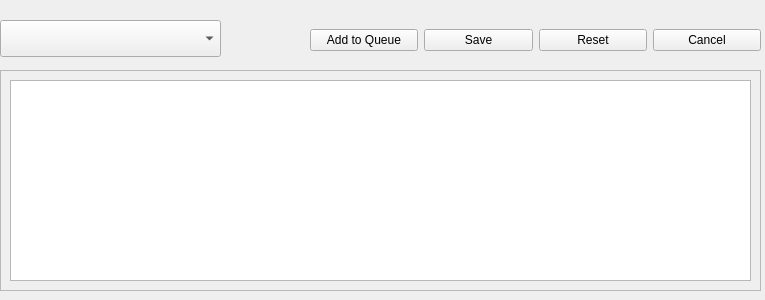
First picture: the form in src/QSviz/resources/planeditor.ui, repository BCDA-APS/QSview, before the edit.
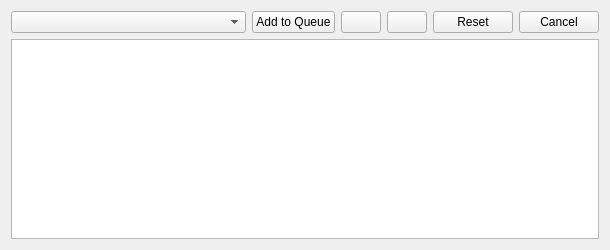
Second picture: the form after the edit. Icons and pictures are not drawn.

Commit message: Update UI files to include proper layouts and add icons

Patch:
```diff
--- a/src/QSviz/resources/planeditor.ui
+++ b/src/QSviz/resources/planeditor.ui
@@ -6,89 +6,105 @@
    <rect>
     <x>0</x>
     <y>0</y>
-    <width>765</width>
-    <height>300</height>
+    <width>610</width>
+    <height>250</height>
    </rect>
   </property>
   <property name="windowTitle">
    <string>Form</string>
   </property>
-  <widget class="QFrame" name="frame">
-   <property name="geometry">
-    <rect>
-     <x>0</x>
-     <y>70</y>
-     <width>761</width>
-     <height>221</height>
-    </rect>
-   </property>
-   <property name="frameShape">
-    <enum>QFrame::StyledPanel</enum>
-   </property>
-   <property name="frameShadow">
-    <enum>QFrame::Raised</enum>
-   </property>
-   <widget class="QTableView" name="tableView">
-    <property name="geometry">
-     <rect>
-      <x>10</x>
-      <y>10</y>
-      <width>741</width>
-      <height>201</height>
-     </rect>
-    </property>
-   </widget>
-  </widget>
-  <widget class="QComboBox" name="planSelectBox">
-   <property name="geometry">
-    <rect>
-     <x>0</x>
-     <y>20</y>
-     <width>221</width>
-     <height>37</height>
-    </rect>
-   </property>
-  </widget>
-  <widget class="QWidget" name="horizontalLayoutWidget">
-   <property name="geometry">
-    <rect>
-     <x>310</x>
-     <y>20</y>
-     <width>451</width>
-     <height>41</height>
-    </rect>
-   </property>
-   <layout class="QHBoxLayout" name="horizontalLayout">
-    <item>
-     <widget class="QPushButton" name="addToQueueButton">
-      <property name="text">
-       <string>Add to Queue</string>
+  <layout class="QVBoxLayout" name="verticalLayout">
+   <item>
+    <layout class="QGridLayout" name="gridLayout" columnstretch="2,0,0,0,0,0">
+     <item row="0" column="0">
+      <widget class="QComboBox" name="planSelectBox"/>
+     </item>
+     <item row="0" column="5">
+      <widget class="QPushButton" name="cancelButton">
+       <property name="toolTip">
+        <string>Cancel</string>
+       </property>
+       <property name="text">
+        <string>Cancel</string>
+       </property>
+      </widget>
+     </item>
+     <item row="0" column="4">
+      <widget class="QPushButton" name="resetButton">
+       <property name="toolTip">
+        <string>Reset plan</string>
+       </property>
+       <property name="text">
+        <string>Reset</string>
+       </property>
+      </widget>
+     </item>
+     <item row="0" column="3">
+      <widget class="QPushButton" name="saveButton">
+       <property name="toolTip">
+        <string>Save plan</string>
+       </property>
+       <property name="icon">
+        <iconset>
+         <normaloff>save.png</normaloff>save.png</iconset>
+       </property>
+      </widget>
+     </item>
+     <item row="0" column="1">
+      <widget class="QPushButton" name="addPlanButton">
+       <property name="toolTip">
+        <string>Add plan to queue</string>
+       </property>
+       <property name="text">
+        <string>Add to Queue</string>
+       </property>
+       <property name="icon">
+        <iconset>
+         <normaloff>plus.png</normaloff>plus.png</iconset>
+       </property>
+      </widget>
+     </item>
+     <item row="0" column="2">
+      <widget class="QPushButton" name="editButton">
+       <property name="toolTip">
+        <string>Edit plan</string>
+       </property>
+       <property name="icon">
+        <iconset>
+         <normaloff>edit.png</normaloff>edit.png</iconset>
+       </property>
+      </widget>
+     </item>
+    </layout>
+   </item>
+   <item>
+    <widget class="QFrame" name="frame">
+     <property name="frameShape">
+      <enum>QFrame::NoFrame</enum>
+     </property>
+     <property name="frameShadow">
+      <enum>QFrame::Raised</enum>
+     </property>
+     <layout class="QVBoxLayout" name="verticalLayout_2">
+      <property name="leftMargin">
+       <number>0</number>
       </property>
-     </widget>
-    </item>
-    <item>
-     <widget class="QPushButton" name="saveButton">
-      <property name="text">
-       <string>Save</string>
+      <property name="topMargin">
+       <number>0</number>
       </property>
-     </widget>
-    </item>
-    <item>
-     <widget class="QPushButton" name="resetButton">
-      <property name="text">
-       <string>Reset</string>
+      <property name="rightMargin">
+       <number>0</number>
       </property>
-     </widget>
-    </item>
-    <item>
-     <widget class="QPushButton" name="cancelButton">
-      <property name="text">
-       <string>Cancel</string>
+      <property name="bottomMargin">
+       <number>0</number>
       </property>
-     </widget>
-    </item>
-   </layout>
-  </widget>
+      <item>
+       <widget class="QTableView" name="tableView"/>
+      </item>
+     </layout>
+    </widget>
+   </item>
+  </layout>
  </widget>
  <resources/>
  <connections/>
```
The commit also changes 23 other files.
